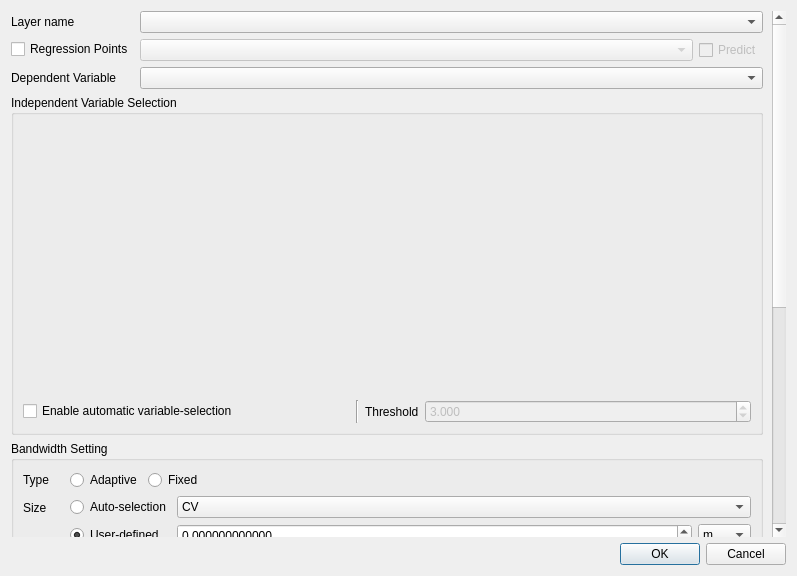
Old version of the form gwmgwroptionsdialog.ui in the repository GWmodel-Lab/GWmodelS.
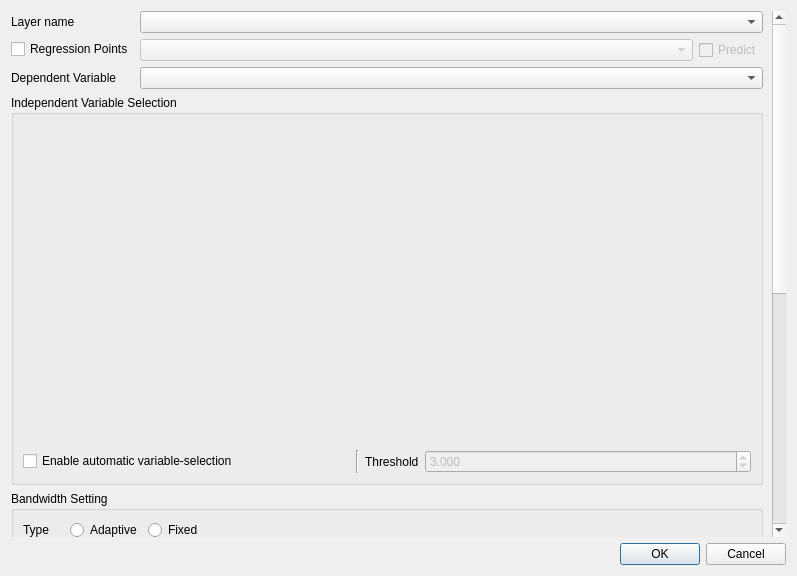
New version of the form. Custom widgets are drawn as their Qt base class.

Commit message: 修改：变量选择控件大小设置

Diff of the .ui file:
```diff
--- a/gwmgwroptionsdialog.ui
+++ b/gwmgwroptionsdialog.ui
@@ -31,7 +31,7 @@
         <x>0</x>
         <y>0</y>
         <width>758</width>
-        <height>989</height>
+        <height>1048</height>
        </rect>
       </property>
       <layout class="QVBoxLayout" name="verticalLayout_6">
@@ -113,7 +113,7 @@
          <property name="minimumSize">
           <size>
            <width>0</width>
-           <height>340</height>
+           <height>0</height>
           </size>
          </property>
          <property name="title">
@@ -125,7 +125,7 @@
             <property name="minimumSize">
              <size>
               <width>0</width>
-              <height>0</height>
+              <height>320</height>
              </size>
             </property>
            </widget>
```
